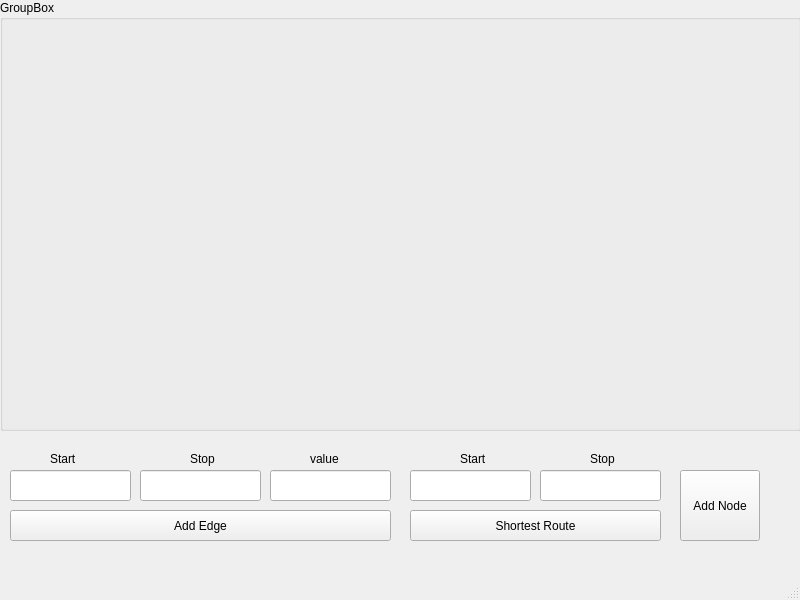
This is mainwindow.ui in lazhero/GUIGraph as Qt 5 draws it before an edit. The edited form follows.
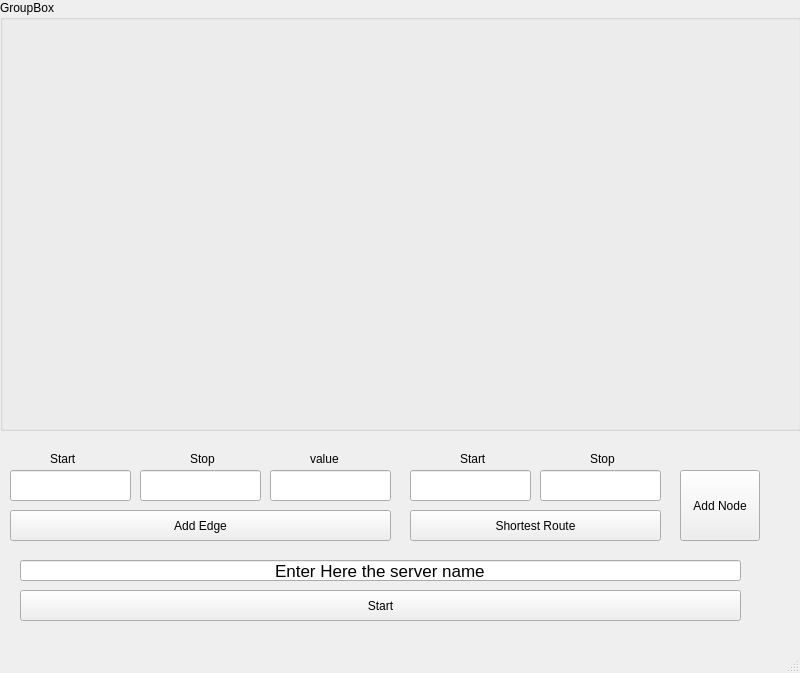
This is the edited form.

Diff of the .ui file:
```diff
--- a/mainwindow.ui
+++ b/mainwindow.ui
@@ -7,7 +7,7 @@
     <x>0</x>
     <y>0</y>
     <width>800</width>
-    <height>600</height>
+    <height>673</height>
    </rect>
   </property>
   <property name="windowTitle">
@@ -181,6 +181,40 @@
      <string>Add Node</string>
     </property>
    </widget>
+   <widget class="QLineEdit" name="serverName">
+    <property name="geometry">
+     <rect>
+      <x>20</x>
+      <y>560</y>
+      <width>721</width>
+      <height>21</height>
+     </rect>
+    </property>
+    <property name="font">
+     <font>
+      <pointsize>13</pointsize>
+     </font>
+    </property>
+    <property name="text">
+     <string>Enter Here the server name</string>
+    </property>
+    <property name="alignment">
+     <set>Qt::AlignCenter</set>
+    </property>
+   </widget>
+   <widget class="QPushButton" name="JoinButton">
+    <property name="geometry">
+     <rect>
+      <x>20</x>
+      <y>590</y>
+      <width>721</width>
+      <height>31</height>
+     </rect>
+    </property>
+    <property name="text">
+     <string>Start</string>
+    </property>
+   </widget>
   </widget>
   <widget class="QMenuBar" name="menubar">
    <property name="geometry">
```
